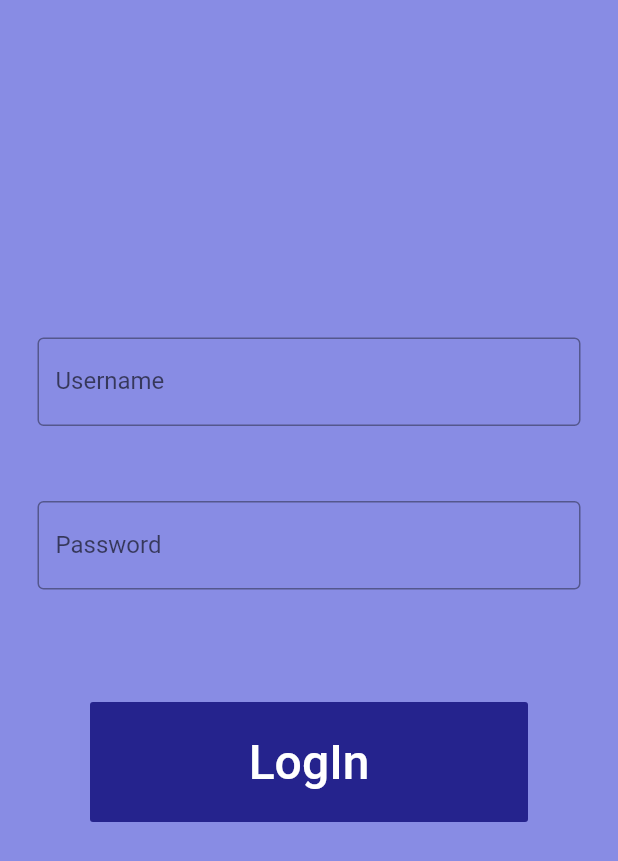
After one commit to Subham-RKB/ThE_DeBaToRs, a Flutter app: the loginpage screen opened by its route, on a phone screen of 412 x 824 dp. The commit adds this screen. Shown: the top 861 px of the screen. Run offline on Flutter 3.47's test engine with Material 2 defaults, Android fonts, the phone set to English and light mode, and no system bars; missing offline and left inert: dart:js; Roboto replaces fonts that are missing (Red Rose).

Commit message:
Login Page Front End

```diff
--- a/lib/HomePage.dart
+++ b/lib/HomePage.dart
@@ -1,6 +1,10 @@
+import 'dart:js';
+
 import 'package:flutter/material.dart';
 import 'package:flutter/cupertino.dart';
+import 'package:thedebators/loginpage.dart';
 import './main.dart';
+import './loginpage.dart';
 
 class HomePage extends StatefulWidget {
   //const HomePage({ Key? key }) : super(key: key);
@@ -17,9 +21,7 @@ class _HomePageState extends State<HomePage> {
         elevation: 0,
         height: 80,
         //minWidth: 70,
-        onPressed: () {
-          //startSignIn();
-        },
+        onPressed: () {},
         color: pc,
         child: Row(
           mainAxisAlignment: MainAxisAlignment.center,
--- /dev/null
+++ b/lib/loginpage.dart
@@ -0,0 +1,83 @@
+import 'package:flutter/material.dart';
+import 'package:flutter/cupertino.dart';
+import './main.dart';
+import './HomePage.dart';
+
+class loginpage extends StatefulWidget {
+  //const ({ Key? key }) : super(key: key);
+
+  @override
+  _loginpageState createState() => _loginpageState();
+}
+
+class _loginpageState extends State<loginpage> {
+  Widget _button(String textt) {
+    return Container(
+      margin: EdgeInsets.symmetric(horizontal: 60),
+      child: MaterialButton(
+        elevation: 0,
+        height: 80,
+        //minWidth: 70,
+        onPressed: () {
+          //startSignIn();
+          loginpage();
+        },
+        color: pc,
+        child: Row(
+          mainAxisAlignment: MainAxisAlignment.center,
+          children: <Widget>[
+            Text(
+              textt,
+              textAlign: TextAlign.center,
+              style: TextStyle(
+                  fontSize: 32, color: Colors.white, fontFamily: 'Red Rose'),
+            ),
+          ],
+        ),
+      ),
+    );
+  }
+
+  @override
+  Widget build(BuildContext context) {
+    return Scaffold(
+        backgroundColor: bg,
+        body: Container(
+          width: MediaQuery.of(context).size.width,
+          child: Center(
+            child: Column(
+              children: <Widget>[
+                SizedBox(
+                  height: 200,
+                ),
+                Padding(
+                  padding: EdgeInsets.all(25),
+                  child: TextField(
+                    decoration: InputDecoration(
+                      border: OutlineInputBorder(),
+                      labelText: 'Username',
+                      hintText: 'Username',
+                    ),
+                  ),
+                ),
+                Padding(
+                  padding: EdgeInsets.all(25),
+                  child: TextField(
+                    obscureText: true,
+                    decoration: InputDecoration(
+                      border: OutlineInputBorder(),
+                      labelText: 'Password',
+                      hintText: 'Password',
+                    ),
+                  ),
+                ),
+                SizedBox(
+                  height: 50,
+                ),
+                _button('LogIn'),
+              ],
+            ),
+          ),
+        ));
+  }
+}
--- a/lib/main.dart
+++ b/lib/main.dart
@@ -1,4 +1,5 @@
 import 'package:flutter/material.dart';
+import 'package:thedebators/loginpage.dart';
 import './HomePage.dart';
 
 void main() => runApp(MyApp());
@@ -10,7 +11,11 @@ class MyApp extends StatelessWidget {
   Widget build(BuildContext context) {
     return MaterialApp(
       debugShowCheckedModeBanner: false,
-      home: HomePage(),
+      //home: HomePage(),
+      routes: {
+        '/': (_) => HomePage(),
+        '/loginpage': (_) => loginpage(),
+      },
     );
   }
 }
```
